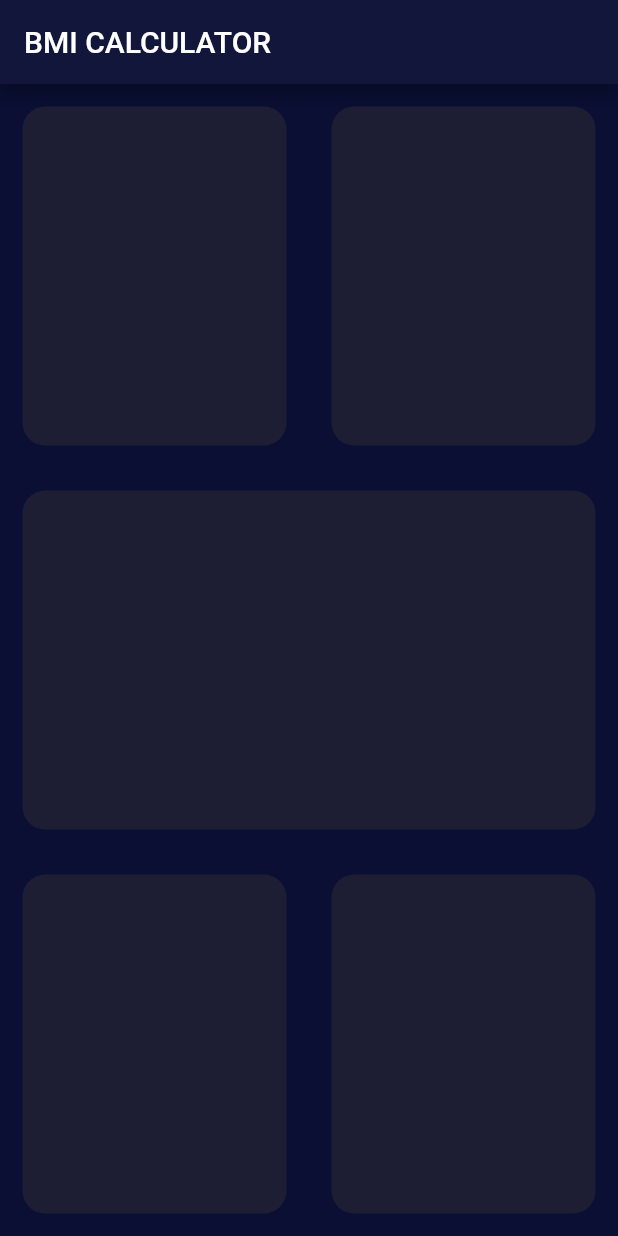
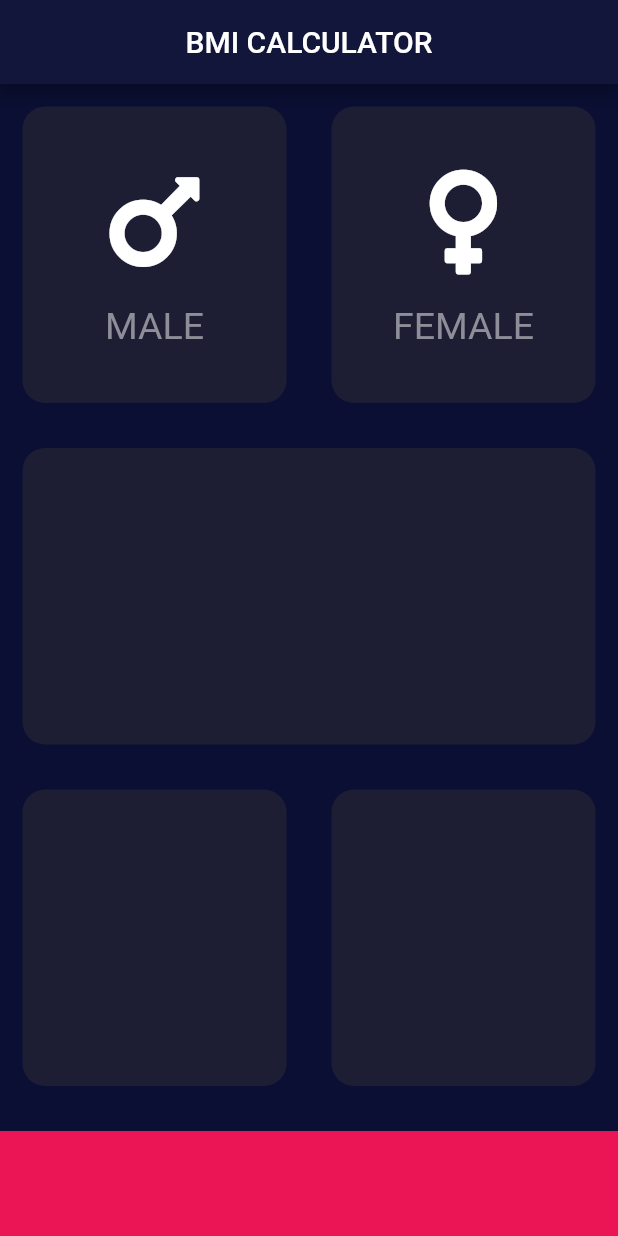
Before and after one commit to Prakhar2505/Fun-with-Flutter, a Flutter app: the screen it shows after launch, on a phone screen of 412 x 824 dp. Run offline on Flutter 3.47's test engine with Material 2 defaults, Android fonts, the phone set to English and light mode, and no system bars; our stand-ins replace audioplayers, font_awesome_flutter, hexcolor; missing offline and left inert: nice_button.

Commit message:
Improving ui

```diff
--- /dev/null
+++ b/bmi_calculator/lib/iconContent.dart
@@ -0,0 +1,25 @@
+import 'package:flutter/material.dart';
+
+
+const cardTextColor = Color(0xFF8D8E98);
+const labelTextStyle = TextStyle(fontSize: 25.0,color: cardTextColor);
+
+class cardContent extends StatelessWidget {
+  final IconData cardIcon ;
+  final String cardLabel;
+  cardContent({@required this.cardIcon,@required this.cardLabel});
+  @override
+  Widget build(BuildContext context) {
+    return Column(mainAxisAlignment: MainAxisAlignment.center,
+      children: <Widget>[
+        Icon(
+          cardIcon,
+          size: 80.0,
+          color: Color(0xFFFFFFFF),
+        ),
+        SizedBox(height: 15.0,),
+        Text(cardLabel,style: labelTextStyle)
+      ],
+    );
+  }
+}
--- a/bmi_calculator/lib/main.dart
+++ b/bmi_calculator/lib/main.dart
@@ -1,5 +1,12 @@
 import 'package:flutter/cupertino.dart';
 import 'package:flutter/material.dart';
+import 'package:font_awesome_flutter/font_awesome_flutter.dart';
+import 'reusableCard.dart';
+import 'iconContent.dart';
+
+const containerHeight = 70.0;
+const reusableCardColor = Color(0xff1D1E33);
+const bottomContainerColor = Color(0xFFEB1555);
 
 void main() => runApp(BMICalculator());
 
@@ -23,7 +30,7 @@ class _InputPageState extends State<InputPage> {
     return Scaffold(
       appBar: AppBar(
         backgroundColor: Color(0xff11163A),
-        title: Text('BMI CALCULATOR'),
+        title: Center(child: Text('BMI CALCULATOR')),
       ),
       body: Container(
         color: Color(0xff0A0F33),
@@ -36,30 +43,43 @@ class _InputPageState extends State<InputPage> {
                 crossAxisAlignment: CrossAxisAlignment.start,
                 children: [
                   Expanded(
-                    child: ReusableCard(Color(0xff1D1E33)),
+                    child: ReusableCard(
+                      colour: reusableCardColor,
+                      cardChild: cardContent(cardIcon:FontAwesomeIcons.mars,cardLabel:"MALE"),
+                    ),
                   ),
                   Expanded(
-                    child: ReusableCard(Color(0xff1D1E33)),
+                    child: ReusableCard(
+                      colour: reusableCardColor,
+                      cardChild: cardContent(cardIcon: FontAwesomeIcons.venus,cardLabel: ("FEMALE"),),
+                    ),
                   ),
                 ],
               ),
             ),
             Expanded(
-              child: ReusableCard(Color(0xff1D1E33))
-            ),
+                child: ReusableCard(
+              colour: reusableCardColor,
+            )),
             Expanded(
               child: Row(
                 crossAxisAlignment: CrossAxisAlignment.start,
                 children: [
                   Expanded(
-                    child: ReusableCard(Color(0xff1D1E33))
-                  ),
+                      child: ReusableCard(
+                    colour: reusableCardColor,
+                  )),
                   Expanded(
-                    child: ReusableCard(Color(0xff1D1E33))
-                  ),
+                      child: ReusableCard(
+                    colour: reusableCardColor,
+                  )),
                 ],
               ),
             ),
+            Container(
+                color: bottomContainerColor,
+                height: containerHeight,
+                margin: EdgeInsets.only(top: 15.0))
           ],
         ),
       ),
@@ -67,24 +87,7 @@ class _InputPageState extends State<InputPage> {
   }
 }
 
-class ReusableCard extends StatelessWidget {
-  Color colour;
-  ReusableCard(this.colour);
 
-  @override
-  Widget build(BuildContext context) {
-    return Container(
-      margin: EdgeInsets.all(15.0),
-      alignment: Alignment.bottomCenter,
-      decoration: BoxDecoration(
-        color: colour,
-        borderRadius: BorderRadius.circular(15.0),
-      ),
-      padding: EdgeInsets.all(15.0),
-      height: double.infinity,
-    );
-  }
-}
 
 
 
--- /dev/null
+++ b/bmi_calculator/lib/reusableCard.dart
@@ -0,0 +1,22 @@
+import 'package:flutter/material.dart';
+
+class ReusableCard extends StatelessWidget {
+  final Color colour;
+  final Widget cardChild;
+  ReusableCard({@required this.colour, this.cardChild});
+
+  @override
+  Widget build(BuildContext context) {
+    return Container(
+      child: cardChild,
+      margin: EdgeInsets.all(15.0),
+      alignment: Alignment.bottomCenter,
+      decoration: BoxDecoration(
+        color: colour,
+        borderRadius: BorderRadius.circular(15.0),
+      ),
+      padding: EdgeInsets.all(15.0),
+      height: double.infinity,
+    );
+  }
+}
--- a/bmi_calculator/pubspec.yaml
+++ b/bmi_calculator/pubspec.yaml
@@ -28,6 +28,7 @@ dependencies:
   # The following adds the Cupertino Icons font to your application.
   # Use with the CupertinoIcons class for iOS style icons.
   cupertino_icons: ^1.0.0
+  font_awesome_flutter: ^8.11.0
 
 dev_dependencies:
   flutter_test:
```
Also changed, not shown: bmi_calculator/pubspec.lock.
